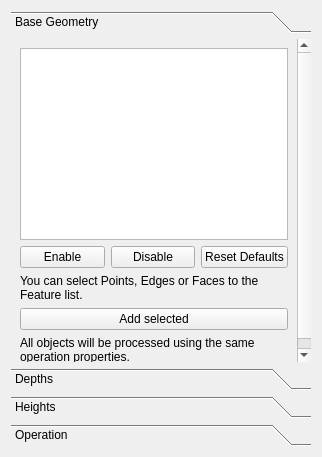
Qt form src/Mod/Path/Gui/Resources/panels/DrillingEdit.ui (berndhahnebach/All_FreeCAD) before a commit.
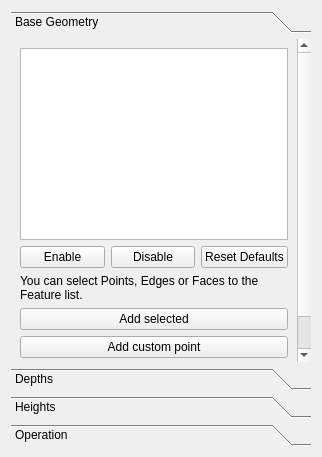
The same form after that commit. The open tabs and pages were chosen to show the change. Icons and pictures are not drawn. Custom widgets are drawn as their Qt base class.

Commit message: Path: possibility to add custom drill point

Diff of the .ui file:
```diff
--- a/src/Mod/Path/Gui/Resources/panels/DrillingEdit.ui
+++ b/src/Mod/Path/Gui/Resources/panels/DrillingEdit.ui
@@ -105,6 +105,16 @@
         </widget>
        </item>
        <item row="4" column="0" colspan="3">
+        <widget class="QPushButton" name="uiAddCustom">
+         <property name="toolTip">
+          <string>Add a custom point by clicking the Gui view or by entering the coordinates</string>
+         </property>
+         <property name="text">
+          <string>Add custom point</string>
+         </property>
+        </widget>
+       </item>
+       <item row="5" column="0" colspan="3">
         <widget class="QLabel" name="label">
          <property name="text">
           <string>All objects will be processed using the same operation properties.</string>
```
The commit also changes 1 other file.
